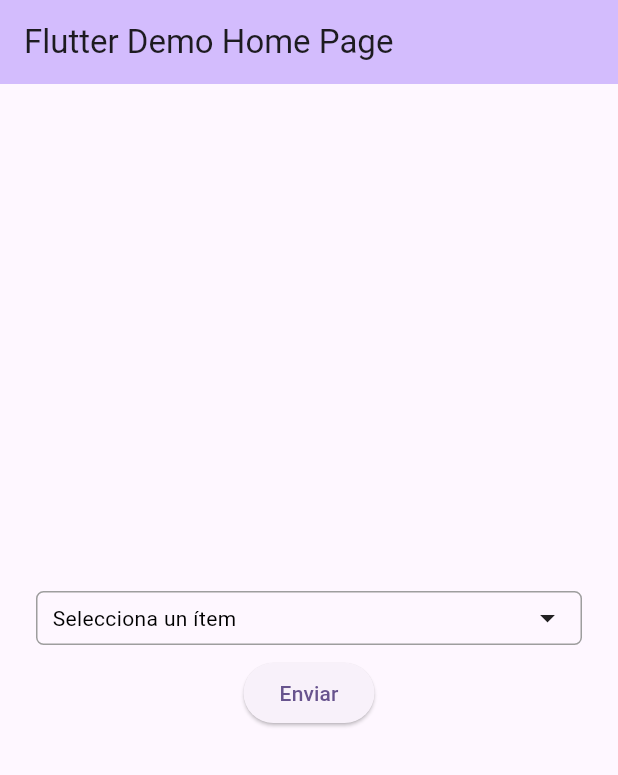
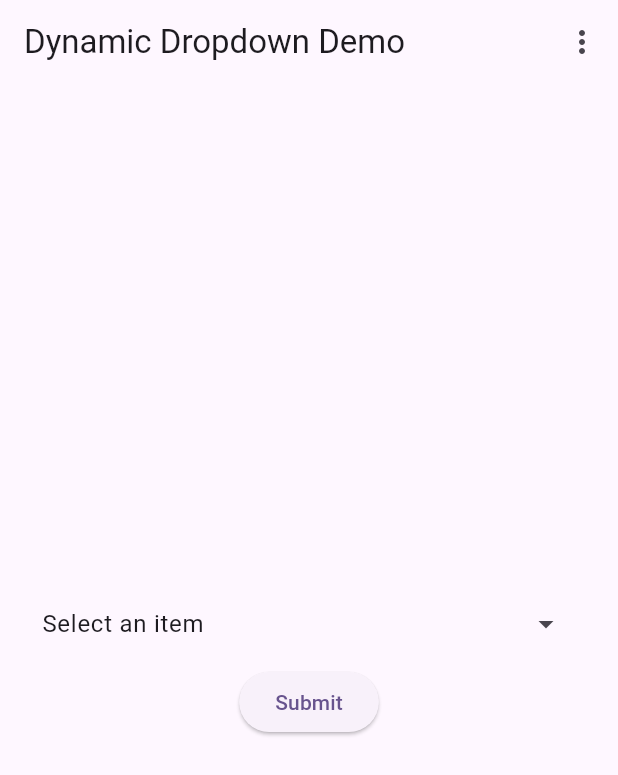
Before and after one commit to andgar2010/bug_flutter_popup_menu_button, a Flutter app: the screen it shows after launch, on a phone screen of 412 x 824 dp. Shown: the top 775 px of the screen. Run offline on Flutter 3.47's test engine with Material 3 defaults, Android fonts, the light colour scheme and no system bars.

Commit message:
feat: updated separation class simplify

```diff
--- a/lib/main.dart
+++ b/lib/main.dart
@@ -1,3 +1,5 @@
+import 'dart:developer';
+
 import 'package:flutter/material.dart';
 
 void main() {
@@ -15,65 +17,49 @@
         colorScheme: ColorScheme.fromSeed(seedColor: Colors.deepPurple),
         useMaterial3: true,
       ),
-      home: const MyHomePage(title: 'Flutter Demo Home Page'),
+      home: const MyHomePage(),
     );
   }
 }
 
+class DropdownItem {
+  DropdownItem({required this.text, required this.icon});
+
+  final IconData icon;
+  final String text;
+}
+
 class MyHomePage extends StatefulWidget {
-  const MyHomePage({super.key, required this.title});
-
-  final String title;
+  const MyHomePage({super.key});
 
   @override
   State<MyHomePage> createState() => _MyHomePageState();
 }
 
 class _MyHomePageState extends State<MyHomePage> {
+  final formKey = GlobalKey<FormState>();
+  DropdownItem? selectedValue;
+
   @override
   Widget build(BuildContext context) {
-    final formKey = GlobalKey<FormState>();
-
     return Scaffold(
       appBar: AppBar(
-        backgroundColor: Theme.of(context).colorScheme.inversePrimary,
-        title: Text(widget.title),
+        title: const Text('Dynamic Dropdown Demo'),
+        actions: const [DropdownSimple()],
       ),
       body: Center(
         child: Column(
           mainAxisAlignment: MainAxisAlignment.center,
-          children: <Widget>[
+          children: [
             Padding(
-              padding: const EdgeInsets.all(24),
-              child: Expanded(
+              padding: const EdgeInsets.all(12),
               child: Form(
                 key: formKey,
                 child: Column(
+                  mainAxisSize: MainAxisSize.min,
                   children: <Widget>[
                     CustomDropdownFormField(
-                        itemBuilder: (BuildContext context) {
-                          List<DropdownItem> menuItems = List.generate(
-                            50,
-                            (index) => DropdownItem(
-                              text: 'Ítem ${index + 1}',
-                              icon: Icons.ac_unit_outlined,
-                            ),
-                          );
-
-                          return [
-                            for (DropdownItem item in menuItems)
-                              PopupMenuItem<DropdownItem>(
-                                value: item,
-                                child: Row(
-                                  children: [
-                                    Text(item.text),
-                                    const SizedBox(width: 8),
-                                    Icon(item.icon),
-                                  ],
-                                ),
-                              ),
-                          ];
-                        },
+                      onSaved: (value) => selectedValue = value,
                       validator: (DropdownItem? value) {
                         if (value == null || value.text.isEmpty) {
                           return 'Por favor selecciona un ítem';
@@ -81,17 +67,15 @@
                         return null;
                       },
                     ),
-                      const SizedBox(height: 8),
                     ElevatedButton(
                       onPressed: () {
                         if (formKey.currentState!.validate()) {
                           // Procesar datos del formulario
                         }
                       },
-                        child: const Text('Enviar'),
+                      child: const Text('Submit'),
                     ),
                   ],
-                  ),
                 ),
               ),
             ),
@@ -102,51 +86,44 @@
   }
 }
 
-class DropdownItem {
-  final String text;
-  final IconData icon;
-
-  DropdownItem({required this.text, required this.icon});
-}
-
 class CustomDropdownFormField extends FormField<DropdownItem> {
   CustomDropdownFormField({
-    super.key,
-    super.onSaved,
-    super.validator,
-    super.initialValue,
-    required List<PopupMenuEntry<DropdownItem>> Function(BuildContext)
-        itemBuilder,
-    AutovalidateMode super.autovalidateMode = AutovalidateMode.disabled,
+    Key? key,
+    FormFieldSetter<DropdownItem>? onSaved,
+    FormFieldValidator<DropdownItem>? validator,
   }) : super(
+          key: key,
+          onSaved: onSaved,
+          validator: validator,
+          initialValue: null,
           builder: (FormFieldState<DropdownItem> field) {
+            List<DropdownItem> menuItems = List.generate(
+              50,
+              (index) => DropdownItem(
+                text: 'Item ${index + 1}',
+                icon: Icons.ac_unit_outlined,
+              ),
+            );
+
             return Column(
-              crossAxisAlignment: CrossAxisAlignment.start,
-              children: <Widget>[
+              children: [
                 PopupMenuButton<DropdownItem>(
-                  position: PopupMenuPosition.under,
-                  onSelected: (DropdownItem value) {
-                    field.didChange(value);
+                  onSelected: field.didChange,
+                  constraints: const BoxConstraints(maxHeight: 200),
+                  itemBuilder: (BuildContext context) {
+                    return menuItems.map((item) {
+                      return PopupMenuItem<DropdownItem>(
+                        value: item,
+                        child: ListTile(
+                          leading: Icon(item.icon),
+                          title: Text(item.text),
+                        ),
+                      );
+                    }).toList();
                   },
-                  itemBuilder: itemBuilder,
-                  constraints: const BoxConstraints(maxHeight: 230),
-                  child: Container(
-                    padding:
-                        const EdgeInsets.symmetric(horizontal: 10, vertical: 5),
-                    decoration: BoxDecoration(
-                      border: Border.all(color: Colors.grey),
-                      borderRadius: BorderRadius.circular(5),
-                    ),
-                    child: Row(
-                      mainAxisAlignment: MainAxisAlignment.spaceBetween,
-                      children: <Widget>[
-                        Text(
-                          field.value?.text ?? 'Selecciona un ítem',
-                          style: const TextStyle(color: Colors.black),
-                        ),
-                        const Icon(Icons.arrow_drop_down),
-                      ],
-                    ),
+                  child: ListTile(
+                    title: Text(field.value?.text ?? 'Select an item'),
+                    trailing: const Icon(Icons.arrow_drop_down),
                   ),
                 ),
                 if (field.hasError)
@@ -165,3 +142,39 @@
           },
         );
 }
+
+class DropdownSimple extends StatelessWidget {
+  const DropdownSimple({super.key});
+
+  @override
+  Widget build(BuildContext context) {
+    List<DropdownItem> menuItems = List.generate(
+      50,
+      (index) => DropdownItem(
+        text: 'Item ${index + 1}',
+        icon: Icons.ac_unit_outlined,
+      ),
+    );
+
+    return PopupMenuButton<DropdownItem>(
+      onSelected: (DropdownItem value) {
+        log(value.text);
+        // Handle the selection
+      },
+      itemBuilder: (BuildContext context) {
+        return menuItems.map((DropdownItem item) {
+          return PopupMenuItem<DropdownItem>(
+            value: item,
+            child: Row(
+              children: <Widget>[
+                Icon(item.icon),
+                const SizedBox(width: 8),
+                Text(item.text),
+              ],
+            ),
+          );
+        }).toList();
+      },
+    );
+  }
+}
```
Lines whose indentation alone changed are shown as unchanged.
